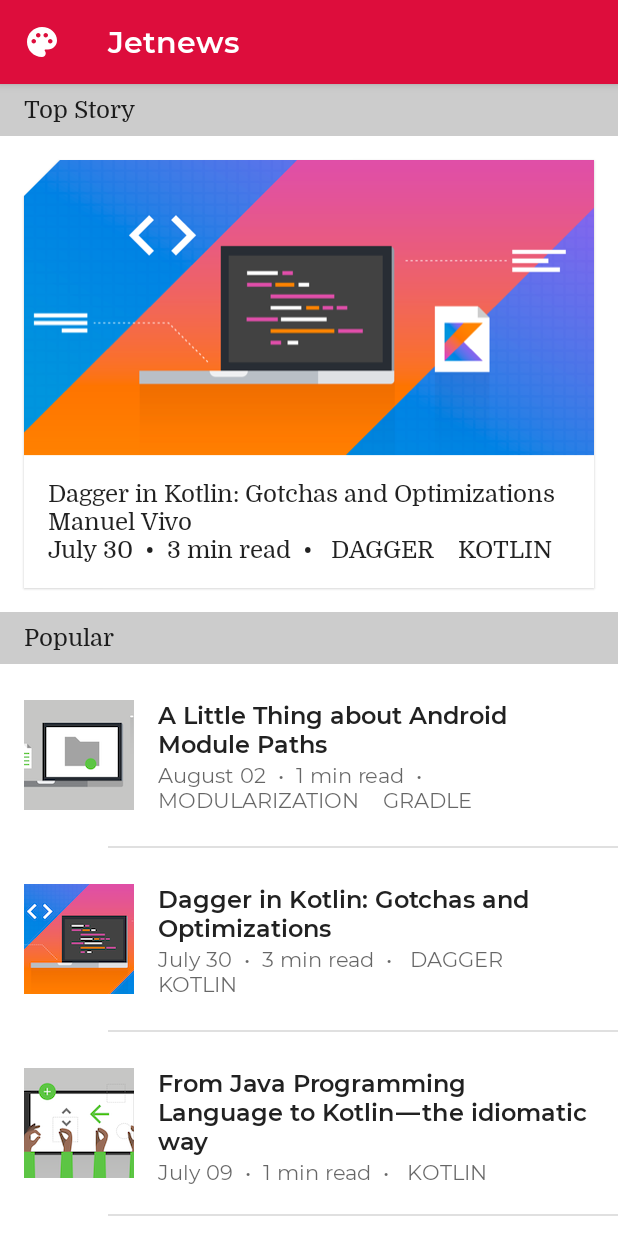
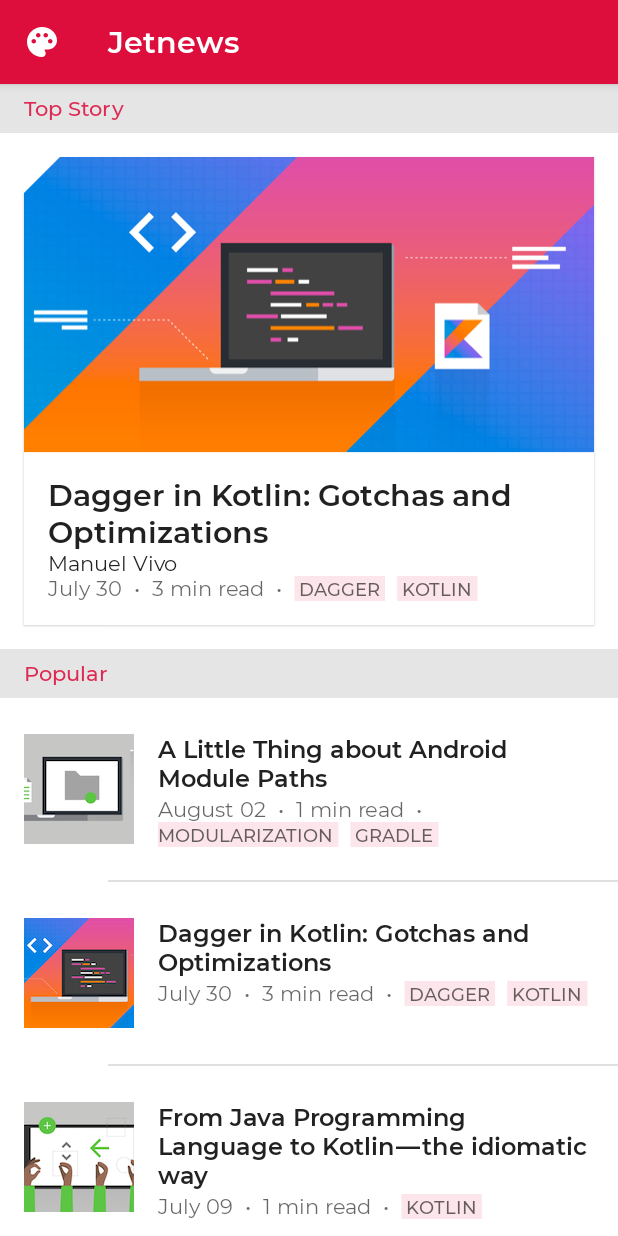
Before and after one commit to kimura78/Jetpack_compose_study, an Android app built with Jetpack Compose: the screen it shows after launch (MainActivity), on a phone screen of 412 x 824 dp. Run offline under Robolectric (Android 15) with nearby library versions, the phone set to English and light mode, and no system bars.

Commit message:
テキストの取り扱いまで狩猟

```diff
--- a/ch8_ThemingCodelab/app/src/main/java/com/codelab/theming/ui/start/Home.kt
+++ b/ch8_ThemingCodelab/app/src/main/java/com/codelab/theming/ui/start/Home.kt
@@ -27,19 +27,11 @@ import androidx.compose.foundation.layout.heightIn
 import androidx.compose.foundation.layout.padding
 import androidx.compose.foundation.lazy.LazyColumn
 import androidx.compose.foundation.lazy.items
-import androidx.compose.material.Card
-import androidx.compose.material.Divider
-import androidx.compose.material.ExperimentalMaterialApi
-import androidx.compose.material.Icon
-import androidx.compose.material.ListItem
-import androidx.compose.material.MaterialTheme
-import androidx.compose.material.Scaffold
-import androidx.compose.material.Surface
-import androidx.compose.material.Text
-import androidx.compose.material.TopAppBar
+import androidx.compose.material.*
 import androidx.compose.material.icons.Icons
 import androidx.compose.material.icons.rounded.Palette
 import androidx.compose.runtime.Composable
+import androidx.compose.runtime.CompositionLocalProvider
 import androidx.compose.runtime.remember
 import androidx.compose.ui.Modifier
 import androidx.compose.ui.graphics.Color
@@ -49,6 +41,7 @@ import androidx.compose.ui.res.stringResource
 import androidx.compose.ui.semantics.heading
 import androidx.compose.ui.semantics.semantics
 import androidx.compose.ui.text.buildAnnotatedString
+import androidx.compose.ui.text.withStyle
 import androidx.compose.ui.tooling.preview.Preview
 import androidx.compose.ui.unit.dp
 import com.codelab.theming.R
@@ -100,7 +93,7 @@ private fun AppBar() {
         title = {
             Text(text = stringResource(R.string.app_title))
         },
-        backgroundColor = MaterialTheme.colors.primary
+        backgroundColor = MaterialTheme.colors.primarySurface
     )
 }
 
@@ -109,14 +102,20 @@ fun Header(
     text: String,
     modifier: Modifier = Modifier
 ) {
+    Surface(
+        color = MaterialTheme.colors.onSurface.copy(alpha = 0.1f),
+        contentColor = MaterialTheme.colors.primary,
+        modifier = modifier
+    ) {
         Text(
             text = text,
+            style = MaterialTheme.typography.subtitle2,
             modifier = modifier
                 .fillMaxWidth()
-            .background(Color.LightGray)
                 .semantics { heading() }
                 .padding(horizontal = 16.dp, vertical = 8.dp)
         )
+    }
 }
 
 @Composable
@@ -143,10 +142,12 @@ fun FeaturedPost(
             val padding = Modifier.padding(horizontal = 16.dp)
             Text(
                 text = post.title,
+                style = MaterialTheme.typography.h6,
                 modifier = padding
             )
             Text(
                 text = post.metadata.author.name,
+                style = MaterialTheme.typography.body2,
                 modifier = padding
             )
             PostMetadata(post, padding)
@@ -167,17 +168,25 @@ private fun PostMetadata(
         append(divider)
         append(stringResource(R.string.read_time, post.metadata.readTimeMinutes))
         append(divider)
+        val tagStyle = MaterialTheme.typography.overline.toSpanStyle().copy(
+               background = MaterialTheme.colors.primary.copy(alpha = 0.1f)
+        )
         post.tags.forEachIndexed { index, tag ->
             if (index != 0) {
                 append(tagDivider)
             }
+            withStyle(tagStyle) {
                 append(" ${tag.uppercase(Locale.getDefault())} ")
             }
         }
+    }
+    CompositionLocalProvider(LocalContentAlpha provides ContentAlpha.medium) {
         Text(
             text = text,
+            style = MaterialTheme.typography.body2,
             modifier = modifier
         )
+    }
 }
 
 @OptIn(ExperimentalMaterialApi::class)
```
Lines whose indentation alone changed are shown as unchanged.
